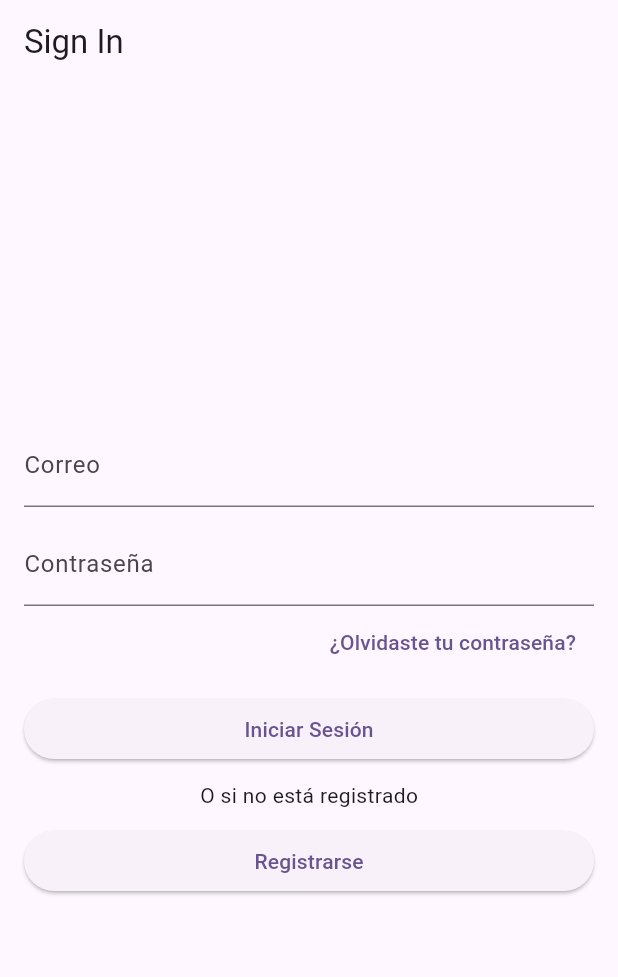
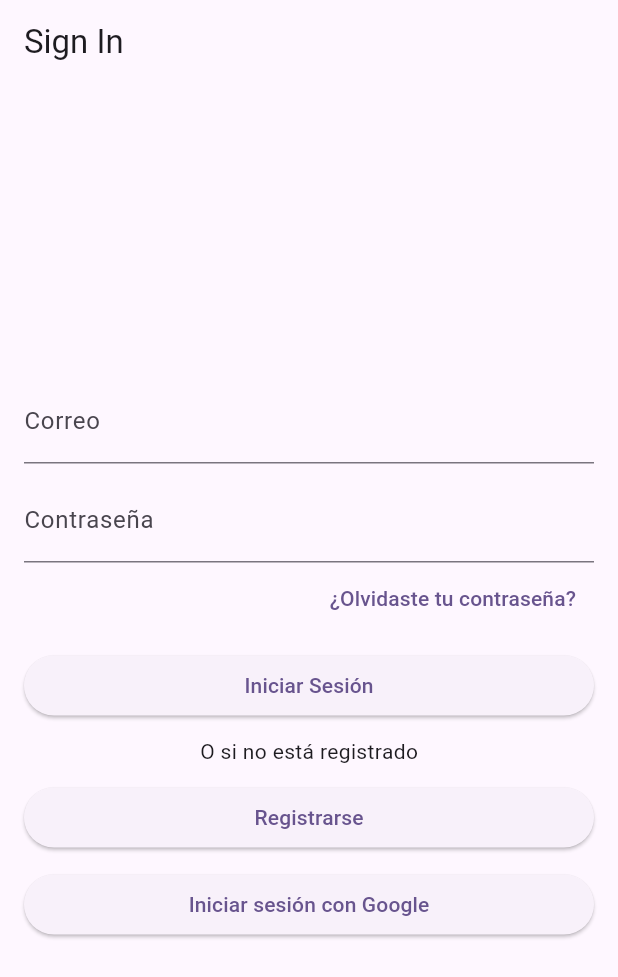
Before and after one commit to shernandez1131/route_master_mobile_app, a Flutter app: the screen it shows after launch, after a tap on "Iniciar Sesión", on a phone screen of 412 x 824 dp. Shown: the top 977 px of the screen. Run offline on Flutter 3.47's test engine with Material 2 defaults, Android fonts, the phone set to English and light mode, and no system bars; our stand-ins replace firebase_core, google_maps_flutter, google_sign_in, shared_preferences; missing offline and left inert: flutter_google_places_hoc081098, google_api_headers; accounts and stored records are empty; network calls fail.

Commit message:
feat: add google sign in

```diff
--- a/lib/main.dart
+++ b/lib/main.dart
@@ -1,6 +1,9 @@
 import 'package:flutter/material.dart';
 import 'screens/sign_in_screen.dart';
 import 'dart:io';
+
+import 'package:firebase_core/firebase_core.dart';
+import 'firebase_options.dart';
 
 class MyApp extends StatelessWidget {
   const MyApp({Key? key}) : super(key: key);
@@ -18,7 +21,11 @@ class MyApp extends StatelessWidget {
   }
 }
 
-void main() {
+Future<void> main() async {
+  WidgetsFlutterBinding.ensureInitialized();
+  await Firebase.initializeApp(
+    options: DefaultFirebaseOptions.currentPlatform,
+  );
   HttpOverrides.global = MyHttpOverrides();
   runApp(const MyApp());
 }
--- a/lib/screens/sign_in_screen.dart
+++ b/lib/screens/sign_in_screen.dart
@@ -1,4 +1,5 @@
 import 'package:flutter/material.dart';
+import 'package:google_sign_in/google_sign_in.dart';
 import '../services/login_service.dart';
 import '../models/user_model.dart';
 import 'screens.dart';
@@ -43,6 +44,20 @@ class _SignInScreenState extends State<SignInScreen> {
     }
   }
 
+  final GoogleSignIn _googleSignIn = GoogleSignIn(
+    scopes: <String>[
+      'email',
+    ],
+  );
+
+  Future<void> _handleSignIn() async {
+    try {
+      await _googleSignIn.signIn();
+    } catch (error) {
+      print(error);
+    }
+  }
+
   @override
   Widget build(BuildContext context) {
     return Scaffold(
@@ -73,7 +88,8 @@ class _SignInScreenState extends State<SignInScreen> {
                         Navigator.push(
                             context,
                             MaterialPageRoute(
-                                builder: (context) => const ForgotPasswordScreen()));
+                                builder: (context) =>
+                                    const ForgotPasswordScreen()));
                       },
                       child: const Text('¿Olvidaste tu contraseña?'),
                     ),
@@ -107,6 +123,11 @@ class _SignInScreenState extends State<SignInScreen> {
                   },
                   child: const Text('Registrarse'),
                 ),
+                const SizedBox(height: 10),
+                ElevatedButton(
+                  onPressed: _handleSignIn,
+                  child: const Text('Iniciar sesión con Google'),
+                ),
               ],
             ),
           ),
--- a/pubspec.yaml
+++ b/pubspec.yaml
@@ -43,6 +43,8 @@ dependencies:
       url: https://github.com/shernandez1131/flutter_google_places_custom.git
   uuid: ^3.0.7
   google_api_headers: ^2.0.0
+  firebase_core: ^2.16.0
+  google_sign_in: ^6.1.5
 
 dev_dependencies:
   flutter_test:
```
Also changed, not shown: lib/screens/complete_register.dart (+29 -24 lines), lib/services/wallet_service.dart (added, +60 -0 lines), lib/firebase_options.dart (added), pubspec.lock, 12 other files.
